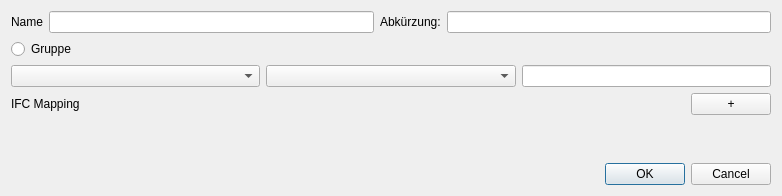
Above: som_gui/module/object/qt/ObjectInfoWidget.ui from c-mellueh/SOM-Toolkit before the change. Below: the same form after it.
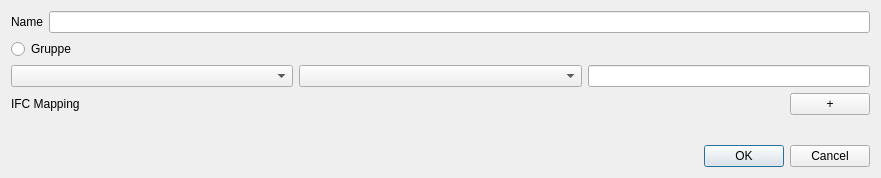
That is the form after the change.

Commit message: make object_info plugin ready

```diff
--- a/som_gui/module/object/qt/ObjectInfoWidget.ui
+++ b/som_gui/module/object/qt/ObjectInfoWidget.ui
@@ -6,8 +6,8 @@
    <rect>
     <x>0</x>
     <y>0</y>
-    <width>782</width>
-    <height>196</height>
+       <width>881</width>
+       <height>178</height>
    </rect>
   </property>
   <property name="sizePolicy">
@@ -32,18 +32,10 @@
      <item>
       <widget class="QLineEdit" name="line_edit_name"/>
      </item>
-     <item>
-      <widget class="QLabel" name="label_abbreviation">
-       <property name="text">
-        <string>Abkürzung:</string>
-       </property>
-      </widget>
-     </item>
-     <item>
-      <widget class="QLineEdit" name="line_edit_abbreviation"/>
-     </item>
     </layout>
    </item>
+      <item>
+          <layout class="QHBoxLayout" name="horizontal_layout_group">
    <item>
     <widget class="QRadioButton" name="button_gruppe">
      <property name="text">
@@ -51,6 +43,8 @@
      </property>
     </widget>
    </item>
+          </layout>
+   </item>
    <item>
     <layout class="QHBoxLayout" name="layout_ident_attribute">
      <item>
@@ -72,6 +66,8 @@
     </layout>
    </item>
    <item>
+       <layout class="QVBoxLayout" name="vertical_layout_ifc_box">
+           <item>
     <layout class="QHBoxLayout" name="horizontal_layout_ifc">
      <item>
       <widget class="QLabel" name="label_ifc_mapping">
@@ -117,6 +113,8 @@
    <item>
        <layout class="QVBoxLayout" name="vertical_layout_ifc"/>
    </item>
+       </layout>
+   </item>
    <item>
     <spacer name="vertical_spacer">
      <property name="orientation">
```
Left out of the diff: 1 changed line with no effect on the pictures. Lines whose indentation alone changed are shown as unchanged. The commit also changes 11 other files.
